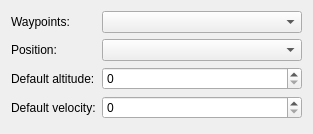
Qt form src/Plugin/src/Import/GPXImport/src/GPXImportOptionWidget.ui (till213/SkyDolly) before a commit.
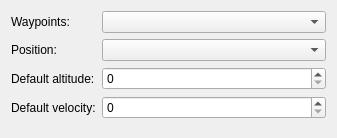
The same form after that commit.

Diff of the .ui file:
```diff
--- a/src/Plugin/src/Import/GPXImport/src/GPXImportOptionWidget.ui
+++ b/src/Plugin/src/Import/GPXImport/src/GPXImportOptionWidget.ui
@@ -6,8 +6,8 @@
    <rect>
     <x>0</x>
     <y>0</y>
-    <width>309</width>
-    <height>134</height>
+    <width>337</width>
+    <height>138</height>
    </rect>
   </property>
   <property name="windowTitle">
```
Left out of the diff: 3 changed lines with no effect on the pictures.
